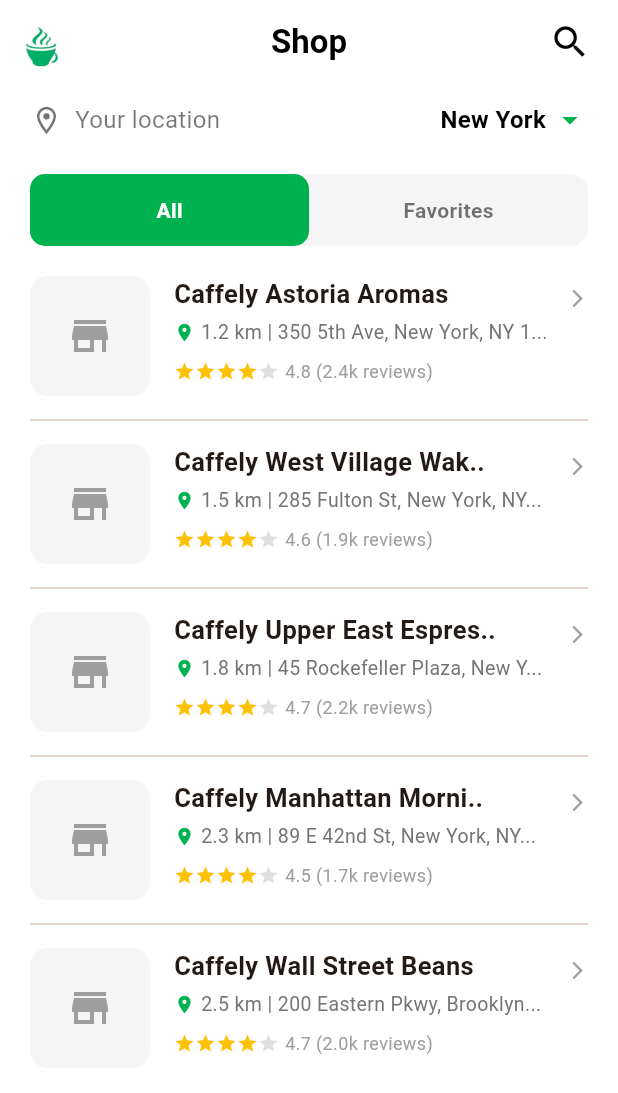
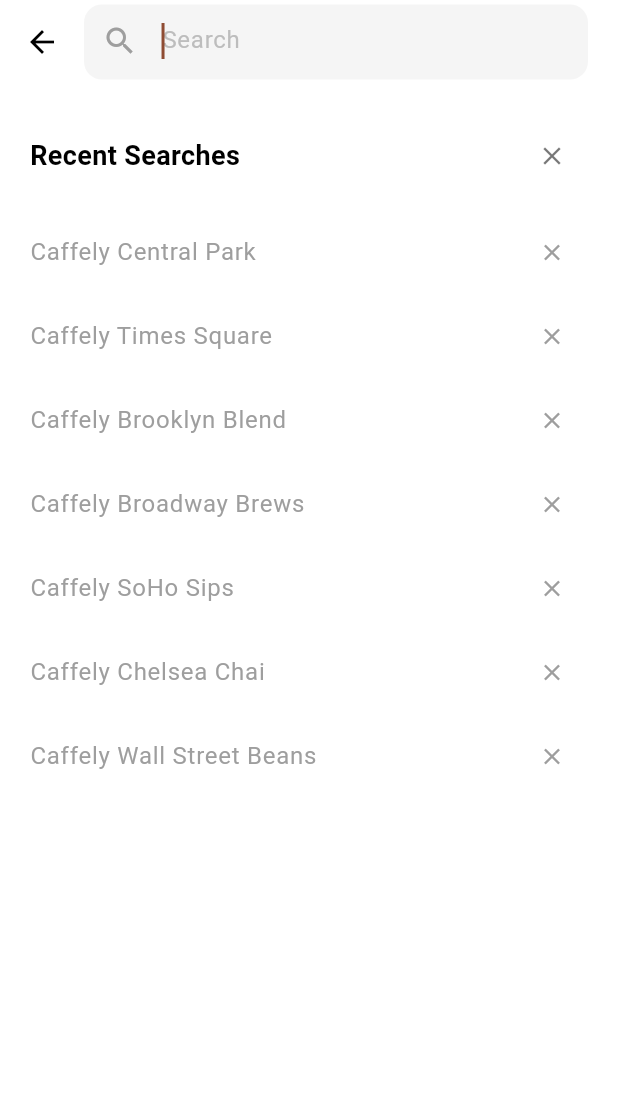
Before and after one commit to daniel-favour-dev/caffely_customer_app, a Flutter app: the ShopScreen screen opened directly, after a tap on the "search" icon, on a phone screen of 412 x 824 dp. Shown: the top 1093 px of the screen. Run offline on Flutter 3.47's test engine with Material 3 defaults, Android fonts, the phone set to English and light mode, and no system bars; our stand-ins replace country_picker, geolocator, google_maps_flutter, icons_plus, shared_preferences; missing offline and left inert: country_flags; accounts and stored records are empty.

Commit message:
feat: implement search shop screen design to the app

```diff
--- /dev/null
+++ b/lib/features/shop/screens/search_shop_screen.dart
@@ -0,0 +1,292 @@
+import 'package:flutter/material.dart';
+
+class SearchShopScreen extends StatefulWidget {
+  const SearchShopScreen({super.key});
+
+  @override
+  State<SearchShopScreen> createState() => _SearchShopScreenState();
+}
+
+class _SearchShopScreenState extends State<SearchShopScreen> {
+  final TextEditingController _searchController = TextEditingController();
+  bool _showResults = false;
+
+  final List<String> _recentSearches = [
+    'Caffely Central Park',
+    'Caffely Times Square',
+    'Caffely Brooklyn Blend',
+    'Caffely Broadway Brews',
+    'Caffely SoHo Sips',
+    'Caffely Chelsea Chai',
+    'Caffely Wall Street Beans',
+  ];
+
+  final List<Map<String, dynamic>> _searchResults = [
+    {
+      'name': 'Caffely Astoria Aromas',
+      'distance': '1.2 km',
+      'location': '350 5th Ave, New York, NY 1...',
+      'rating': 4.8,
+      'reviews': '2.4k',
+    },
+    {
+      'name': 'Caffely Astoria Whiffs',
+      'distance': '3.6 km',
+      'location': '4 Pennsylvania Plaza, New...',
+      'rating': 4.6,
+      'reviews': '2.2k',
+    },
+    {
+      'name': 'Caffely Astoria Grains',
+      'distance': '3.8 km',
+      'location': 'Central Park West & 79th S...',
+      'rating': 4.9,
+      'reviews': '1.9k',
+    },
+    {
+      'name': 'Caffely Astoria Brews',
+      'distance': '3.9 km',
+      'location': 'Chinatown, New York, NY 1...',
+      'rating': 4.5,
+      'reviews': '1.6k',
+    },
+    {
+      'name': 'Caffely Astoria Quencher',
+      'distance': '4.2 km',
+      'location': '2300 Southern Blvd, Bronx...',
+      'rating': 4.6,
+      'reviews': '1.3k',
+    },
+    {
+      'name': 'Caffely Astoria Brewsters',
+      'distance': '4.3 km',
+      'location': '1260 6th Ave, New York, NY...',
+      'rating': 4.8,
+      'reviews': '1.8k',
+    },
+  ];
+
+  void _onSearch(String query) {
+    if (query.isNotEmpty) {
+      setState(() {
+        _showResults = true;
+      });
+    } else {
+      setState(() {
+        _showResults = false;
+      });
+    }
+  }
+
+  @override
+  Widget build(BuildContext context) {
+    const Color primaryGreen = Color(0xFF00B14F);
+
+    return Scaffold(
+      backgroundColor: Colors.white,
+      appBar: AppBar(
+        backgroundColor: Colors.white,
+        elevation: 0,
+        leading: IconButton(
+          icon: const Icon(Icons.arrow_back, color: Colors.black),
+          onPressed: () => Navigator.pop(context),
+        ),
+        title: Container(
+          height: 50,
+          decoration: BoxDecoration(
+            color: Colors.grey.shade100,
+            borderRadius: BorderRadius.circular(12),
+            border: _searchController.text.isNotEmpty && !_showResults
+                ? Border.all(color: primaryGreen, width: 1)
+                : null,
+          ),
+          child: TextField(
+            controller: _searchController,
+            onChanged: _onSearch,
+            onSubmitted: (value) => _onSearch(value),
+            autofocus: true,
+            decoration: InputDecoration(
+              hintText: "Search",
+              hintStyle: TextStyle(color: Colors.grey.shade400),
+              prefixIcon: const Icon(Icons.search, color: Colors.grey),
+              suffixIcon: _searchController.text.isNotEmpty
+                  ? IconButton(
+                      icon: const Icon(
+                        Icons.close,
+                        color: Colors.black,
+                        size: 18,
+                      ),
+                      onPressed: () {
+                        _searchController.clear();
+                        _onSearch("");
+                      },
+                    )
+                  : null,
+              border: InputBorder.none,
+              contentPadding: const EdgeInsets.symmetric(vertical: 12),
+            ),
+          ),
+        ),
+        titleSpacing: 0,
+        actions: const [SizedBox(width: 20)],
+      ),
+      body: _showResults ? _buildSearchResults() : _buildRecentSearches(),
+    );
+  }
+
+  Widget _buildRecentSearches() {
+    return Column(
+      crossAxisAlignment: CrossAxisAlignment.start,
+      children: [
+        Padding(
+          padding: const EdgeInsets.fromLTRB(20, 24, 20, 12),
+          child: Row(
+            mainAxisAlignment: MainAxisAlignment.spaceBetween,
+            children: [
+              const Text(
+                "Recent Searches",
+                style: TextStyle(
+                  fontSize: 18,
+                  fontWeight: FontWeight.bold,
+                  color: Colors.black,
+                ),
+              ),
+              IconButton(
+                icon: const Icon(Icons.close, size: 20, color: Colors.black54),
+                onPressed: () {
+                  setState(() {
+                    _recentSearches.clear();
+                  });
+                },
+              ),
+            ],
+          ),
+        ),
+        Expanded(
+          child: ListView.builder(
+            itemCount: _recentSearches.length,
+            itemBuilder: (context, index) {
+              return ListTile(
+                contentPadding: const EdgeInsets.symmetric(horizontal: 20),
+                title: Text(
+                  _recentSearches[index],
+                  style: const TextStyle(color: Colors.grey, fontSize: 16),
+                ),
+                trailing: IconButton(
+                  icon: const Icon(Icons.close, size: 18, color: Colors.grey),
+                  onPressed: () {
+                    setState(() {
+                      _recentSearches.removeAt(index);
+                    });
+                  },
+                ),
+                onTap: () {
+                  _searchController.text = _recentSearches[index];
+                  _onSearch(_recentSearches[index]);
+                },
+              );
+            },
+          ),
+        ),
+      ],
+    );
+  }
+
+  Widget _buildSearchResults() {
+    const Color primaryGreen = Color(0xFF00B14F);
+    return ListView.separated(
+      padding: const EdgeInsets.symmetric(horizontal: 20, vertical: 20),
+      itemCount: _searchResults.length,
+      separatorBuilder: (context, index) => const Divider(height: 32),
+      itemBuilder: (context, index) {
+        final shop = _searchResults[index];
+        return Row(
+          crossAxisAlignment: CrossAxisAlignment.start,
+          children: [
+            Container(
+              width: 80,
+              height: 80,
+              decoration: BoxDecoration(
+                color: Colors.grey.shade100,
+                borderRadius: BorderRadius.circular(12),
+              ),
+              child: const Center(
+                child: Icon(Icons.store, color: Colors.grey, size: 32),
+              ),
+            ),
+            const SizedBox(width: 16),
+            Expanded(
+              child: Column(
+                crossAxisAlignment: CrossAxisAlignment.start,
+                children: [
+                  Text(
+                    shop['name'],
+                    style: const TextStyle(
+                      fontWeight: FontWeight.bold,
+                      fontSize: 17,
+                    ),
+                    maxLines: 1,
+                    overflow: TextOverflow.ellipsis,
+                  ),
+                  const SizedBox(height: 4),
+                  Row(
+                    children: [
+                      const Icon(
+                        Icons.location_on,
+                        color: primaryGreen,
+                        size: 14,
+                      ),
+                      const SizedBox(width: 4),
+                      Expanded(
+                        child: Text(
+                          "${shop['distance']} | ${shop['location']}",
+                          style: TextStyle(
+                            color: Colors.grey.shade600,
+                            fontSize: 13,
+                          ),
+                          maxLines: 1,
+                          overflow: TextOverflow.ellipsis,
+                        ),
+                      ),
+                    ],
+                  ),
+                  const SizedBox(height: 8),
+                  Row(
+                    children: [
+                      ...List.generate(5, (i) {
+                        return Icon(
+                          Icons.star,
+                          size: 14,
+                          color: i < (shop['rating'] as double).floor()
+                              ? Colors.amber
+                              : Colors.grey.shade300,
+                        );
+                      }),
+                      const SizedBox(width: 4),
+                      Text(
+                        "${shop['rating']} (${shop['reviews']} reviews)",
+                        style: TextStyle(
+                          color: Colors.grey.shade500,
+                          fontSize: 12,
+                        ),
+                      ),
+                    ],
+                  ),
+                ],
+              ),
+            ),
+            const SizedBox(width: 8),
+            const Padding(
+              padding: EdgeInsets.only(top: 8.0),
+              child: Icon(
+                Icons.arrow_forward_ios,
+                size: 14,
+                color: Colors.grey,
+              ),
+            ),
+          ],
+        );
+      },
+    );
+  }
+}
--- a/lib/features/shop/screens/shop_screen.dart
+++ b/lib/features/shop/screens/shop_screen.dart
@@ -1,4 +1,5 @@
 import 'package:flutter/material.dart';
+import 'search_shop_screen.dart';
 
 class ShopScreen extends StatefulWidget {
   const ShopScreen({super.key});
@@ -73,7 +74,14 @@ class _ShopScreenState extends State<ShopScreen> {
         actions: [
           IconButton(
             icon: const Icon(Icons.search, color: Colors.black, size: 28),
-            onPressed: () {},
+            onPressed: () {
+              Navigator.push(
+                context,
+                MaterialPageRoute(
+                  builder: (context) => const SearchShopScreen(),
+                ),
+              );
+            },
           ),
           const SizedBox(width: 8),
         ],
```
